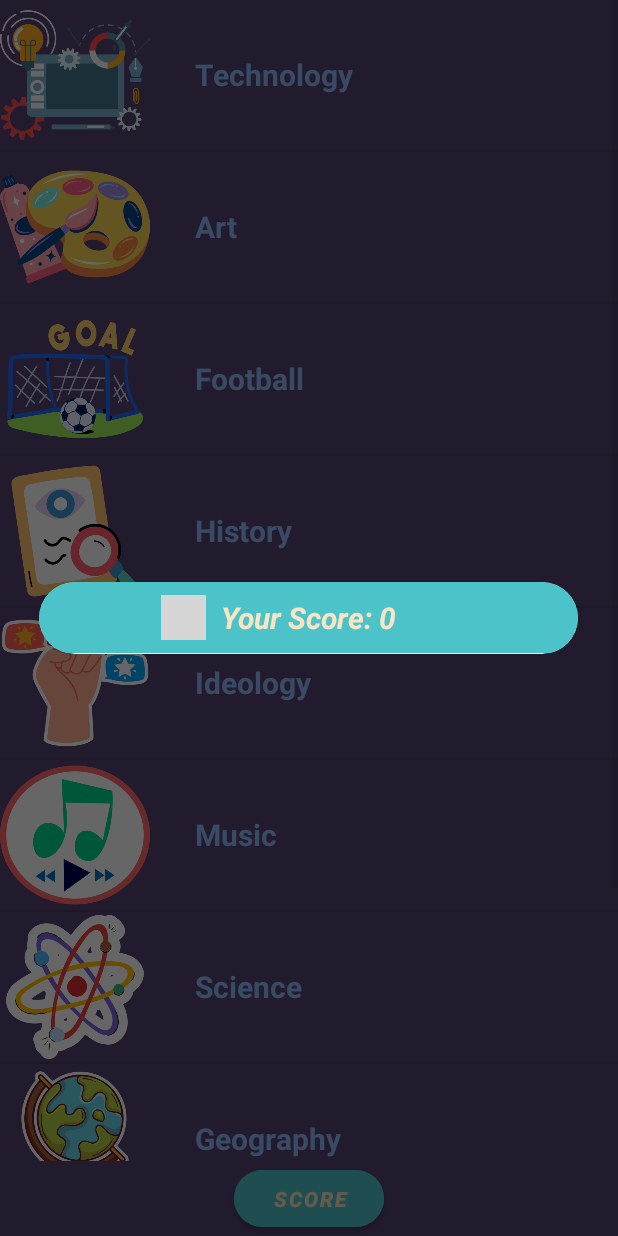
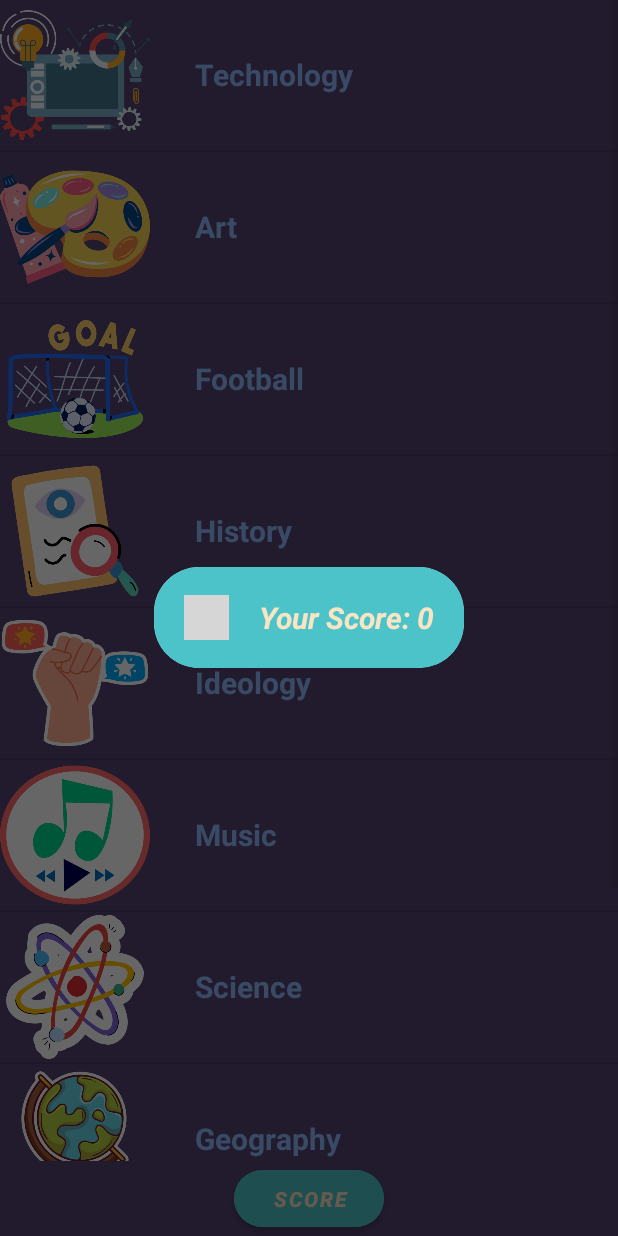
Before and after one commit to sazgez/KnowledgeCompetition, an Android app: the CategoryActivity screen opened directly, with no data from a screen before it, after a tap on "SCORE", on a phone screen of 412 x 824 dp. Run offline under Robolectric (Android 15) with nearby library versions, the phone set to English and light mode, and no system bars; grey boxes are pictures that could not be loaded.

Commit message:
The AlertDialogs were converted to Custom Dialog
The AlertDialog of CategoryActivity, QuestionActivity and ImageQuestionActivity were converted to Custom Dialog with its own layout which called finish_dialog. New style called DialogCornerRadius was created in the themes.xml file.

```diff
--- a/app/src/main/java/com/devapp/competition/CategoryActivity.java
+++ b/app/src/main/java/com/devapp/competition/CategoryActivity.java
@@ -3,12 +3,14 @@ package com.devapp.competition;
 import androidx.appcompat.app.AlertDialog;
 import androidx.appcompat.app.AppCompatActivity;
 
+import android.app.Dialog;
 import android.content.DialogInterface;
 import android.content.Intent;
 import android.graphics.Color;
 import android.os.Bundle;
 import android.view.LayoutInflater;
 import android.view.View;
+import android.view.WindowManager;
 import android.widget.AdapterView;
 import android.widget.Button;
 import android.widget.ImageView;
@@ -26,8 +28,7 @@ public class CategoryActivity extends AppCompatActivity {
     Category[] categories;
     Adapter adapter;
     Intent intent;
-    AlertDialog.Builder dialog;
-    LayoutInflater inflater;
+    Dialog dialog;
     static int score, counter = 0; // 'counter' count the number of answered question
     static int[] answeredCorrect = {0, 0, 0, 0, 0, 0, 0, 0, 0, 0}; // -1: incorrect, 0: default, 1: correct
 
@@ -45,8 +46,7 @@ public class CategoryActivity extends AppCompatActivity {
         listView = (ListView) findViewById(R.id.listView);
         buttonScore = (Button) findViewById(R.id.buttonScore);
 
-        dialog = new AlertDialog.Builder(CategoryActivity.this); // creating the AlertDialog
-        inflater = LayoutInflater.from(CategoryActivity.this); // set the inflater
+        dialog = new Dialog(CategoryActivity.this, R.style.DialogCornerRadius); // creating the AlertDialog
 
         // creating questions
         Question qTech = new Question(
@@ -202,13 +202,11 @@ public class CategoryActivity extends AppCompatActivity {
     }
 
     public void buttonClick(View view) {
-        view = inflater.inflate(R.layout.score, null); // bound the layout to be showed
-        // binding views
-        TextView textViewScore = (TextView) view.findViewById(R.id.textViewScore);
-        // setting
-        dialog.setView(view); // set the view into the AlertDialog
+        // set attributes of the dialog
+        dialog.setContentView(R.layout.score); // set the layout to dialog
+        TextView textViewScore = (TextView) dialog.findViewById(R.id.textViewScore); // binding the view
+        textViewScore.setText("Your Score: " + score); // updating the score
         dialog.setCancelable(true); // clicking anywhere on screen will dismiss the dialog
-        textViewScore.setText("Your Score: " + score); // updating the score
         dialog.show(); // showing the layout
     }
 
--- a/app/src/main/res/layout/score.xml
+++ b/app/src/main/res/layout/score.xml
@@ -1,26 +1,27 @@
 <?xml version="1.0" encoding="utf-8"?>
-<RelativeLayout xmlns:android="http://schemas.android.com/apk/res/android"
+<LinearLayout xmlns:android="http://schemas.android.com/apk/res/android"
     xmlns:app="http://schemas.android.com/apk/res-auto"
-    android:layout_width="match_parent"
-    android:layout_height="match_parent"
+    android:layout_width="wrap_content"
+    android:layout_height="wrap_content"
+    android:orientation="horizontal"
     android:background="@color/my_special">
 
     <ImageView
         android:layout_width="30dp"
         android:layout_height="30dp"
-        android:layout_centerInParent="true"
-        android:layout_toLeftOf="@+id/textViewScore"
+        android:layout_marginLeft="20dp"
+        android:layout_gravity="center_vertical"
         app:srcCompat="@drawable/ic_score" />
 
     <TextView
         android:id="@+id/textViewScore"
         android:layout_width="wrap_content"
         android:layout_height="wrap_content"
-        android:layout_margin="10dp"
+        android:layout_margin="20dp"
+        android:layout_gravity="center_vertical"
         android:textSize="20dp"
         android:textStyle="bold|italic"
-        android:layout_centerInParent="true"
         android:textColor="@color/text"
         android:text="Your Score: 0" />
 
-</RelativeLayout>
+</LinearLayout>
--- a/app/src/main/res/values/themes.xml
+++ b/app/src/main/res/values/themes.xml
@@ -12,6 +12,10 @@
         <!-- Status bar color. -->
         <item name="android:statusBarColor">?attr/colorPrimaryVariant</item>
         <!-- Customize your theme here. -->
-        <item name="dialogCornerRadius">60dp</item>
+    </style>
+    <!-- My special design of dialogs -->
+    <style name="DialogCornerRadius" parent="Theme.AppCompat.DayNight.Dialog">
+        <item name="dialogCornerRadius">30dp</item>
+        <item name="android:backgroundDimEnabled">true</item>
     </style>
 </resources>
```
Also changed, not shown: app/src/main/java/com/devapp/competition/ImageQuestionActivity.java (+16 -10 lines), app/src/main/java/com/devapp/competition/QuestionActivity.java (+16 -10 lines), app/src/main/res/layout/finish_dialog.xml (added, +78 -0 lines).
